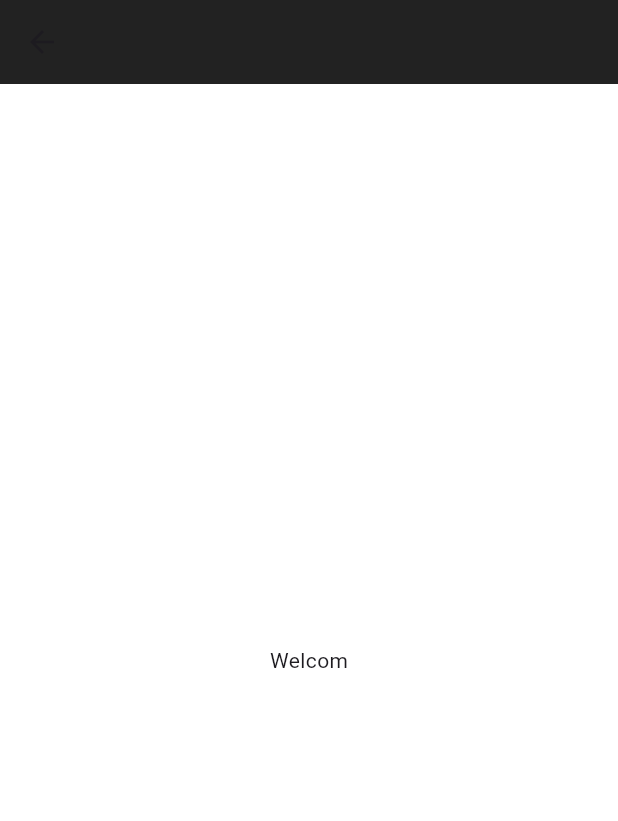
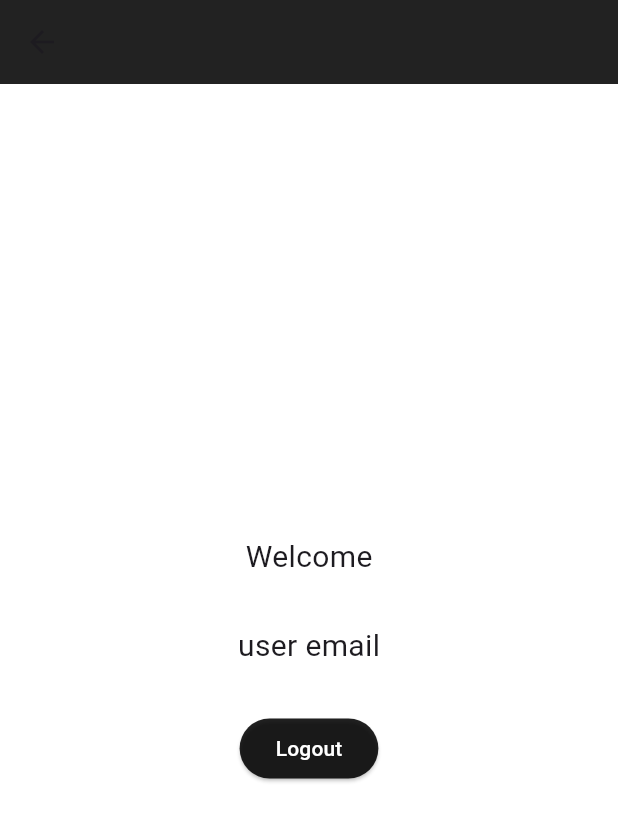
Before and after one commit to sourabhcodetrade/assignments, a Flutter app: the HomeScreen screen opened by its route, on a phone screen of 412 x 824 dp. Shown: the top 821 px of the screen. Run offline on Flutter 3.47's test engine with Material 3 defaults, Android fonts, the phone set to English and light mode, and no system bars; our stand-ins replace firebase_auth, firebase_core; accounts and stored records are empty.

Commit message:
Fixed Bugs

```diff
--- a/lib/app/modules/auth/controller/auth_controller.dart
+++ b/lib/app/modules/auth/controller/auth_controller.dart
@@ -0,0 +1,50 @@
+import 'package:firebase_auth/firebase_auth.dart' as auth;
+
+import '../models/user.dart';
+
+class AuthController {
+  final auth.FirebaseAuth _firebaseAuth = auth.FirebaseAuth.instance;
+
+  User? _userFromFirebase(auth.User? user) {
+    if (user == null) {
+      return null;
+    }
+    return User(email: user.email, uid: user.uid);
+  }
+
+  Stream<User?>? get user {
+    return _firebaseAuth.authStateChanges().map(_userFromFirebase);
+  }
+
+  Future<User?> signInWithEmailAndPassword({
+    required String email,
+    required String password,
+  }) async {
+    try {
+      final credential = await _firebaseAuth.signInWithEmailAndPassword(
+          email: email, password: password);
+      return _userFromFirebase(credential.user);
+    } on auth.FirebaseAuthException catch (e) {
+      print("error = $e");
+    }
+    return null;
+  }
+
+  Future<User?> createUserWithEmailAndPassword({
+    required String email,
+    required String password,
+  }) async {
+    try {
+      final credential = await _firebaseAuth.createUserWithEmailAndPassword(
+          email: email, password: password);
+      return _userFromFirebase(credential.user);
+    } on auth.FirebaseAuthException catch (e) {
+      print("error = $e");
+    }
+    return null;
+  }
+
+  Future<void> signOut() async {
+    return await _firebaseAuth.signOut();
+  }
+}
--- a/lib/app/modules/auth/models/user.dart
+++ b/lib/app/modules/auth/models/user.dart
@@ -1,23 +1,21 @@
 
-class MyUser {
-  final String email;
-  final String password;
+class User {
+  final String? email;
   final String uid;
 
-  MyUser({required this.email, required this.password, required this.uid});
+  User({required this.email, required this.uid});
 
   //App(MyUser) - firebase
-  Map<String, dynamic> toJson() => {
-        "email": email,
-        "password": password,
-        "uid": uid,
-      };
+  // Map<String, dynamic> toJson() => {
+  //       "email": email,
+  //       "password": uid,
+  //     };
 
-//firebase - App(MyUser)
-//   static MyUser fromSnap(DocumentSnapshot snap) {
+// firebase - App(MyUser)
+//   static User fromSnap(DocumentSnapshot snap) {
 //     var snapshot = snap.data() as Map<String, dynamic>;
 //
-//     return MyUser(
+//     return User(
 //         email: snapshot["email"],
 //         password: snapshot["password"],
 //         uid: snapshot["uid"]);
--- a/lib/app/modules/dashboard/view/home_screen.dart
+++ b/lib/app/modules/dashboard/view/home_screen.dart
@@ -1,15 +1,14 @@
 import 'package:flutter/material.dart';
+import 'package:provider/provider.dart';
+import '../../auth/controller/auth_controller.dart';
 
-class HomeScreen extends StatefulWidget {
-  const HomeScreen({super.key});
+class HomeScreen extends StatelessWidget {
+  HomeScreen({super.key});
 
   @override
-  State<HomeScreen> createState() => _HomeScreenState();
-}
+  Widget build(BuildContext context) {
+    final authController = Provider.of<AuthController>(context);
 
-class _HomeScreenState extends State<HomeScreen> {
-  @override
-  Widget build(BuildContext context) {
     return Scaffold(
       backgroundColor: Colors.white,
       appBar: AppBar(
@@ -19,7 +18,35 @@ class _HomeScreenState extends State<HomeScreen> {
         child: Column(
           mainAxisAlignment: MainAxisAlignment.center,
           children: [
-            Text("Welcom"),
+            const Text(
+              "Welcome",
+              style: TextStyle(fontSize: 20),
+            ),
+            const SizedBox(
+              height: 30,
+            ),
+            const Text(
+              'user email',
+              style: TextStyle(fontSize: 20),
+            ),
+            const SizedBox(
+              height: 30,
+            ),
+            ElevatedButton(
+              style: ButtonStyle(
+                backgroundColor:
+                    MaterialStateProperty.all<Color>(Colors.black87),
+              ),
+              onPressed: () async {
+                await authController.signOut();
+              },
+              child: const Text(
+                'Logout',
+                style: TextStyle(
+                  color: Colors.white,
+                ),
+              ),
+            ),
           ],
         ),
       ),
--- a/lib/app/modules/onboard/view/splash_screen.dart
+++ b/lib/app/modules/onboard/view/splash_screen.dart
@@ -1,4 +1,5 @@
 import 'package:flutter/material.dart';
+import 'package:mvc/app/routes.dart';
 
 class SplashScreen extends StatefulWidget {
   const SplashScreen({super.key});
@@ -12,7 +13,7 @@ class _SplashScreenState extends State<SplashScreen> {
   void initState() {
     super.initState();
     Future.delayed(const Duration(seconds: 3), () {
-      Navigator.pushReplacementNamed(context, '/signup');
+      Navigator.pushReplacementNamed(context, Routes.loginScreen);
     });
   }
 
--- a/lib/app/routes.dart
+++ b/lib/app/routes.dart
@@ -1,5 +1,7 @@
 class Routes {
-  static const splashScreen = "/";
+
+  static const wrapper = "/";
+  static const splashScreen = "/splashscreen";
   static const signupScreen = "/signup";
   static const loginScreen = "/login";
   static const homeScreen = "/home";
--- a/lib/app/wrapper.dart
+++ b/lib/app/wrapper.dart
@@ -0,0 +1,32 @@
+import 'package:flutter/material.dart';
+import 'package:mvc/app/modules/auth/controller/auth_controller.dart';
+import 'package:mvc/app/modules/auth/view/login_screen.dart';
+import 'package:mvc/app/modules/dashboard/view/home_screen.dart';
+import 'package:provider/provider.dart';
+
+import 'modules/auth/models/user.dart';
+
+class Wrapper extends StatelessWidget {
+  const Wrapper({super.key});
+
+  @override
+  Widget build(BuildContext context) {
+    final authController = Provider.of<AuthController>(context);
+    return StreamBuilder<User?>(
+      stream: authController.user,
+      builder: (context, AsyncSnapshot<User?> snapshot) {
+        if (snapshot.connectionState == ConnectionState.active) {
+          final User? user = snapshot.data;
+
+          return user == null ? const LoginScreen() : HomeScreen();
+        } else {
+          return const Scaffold(
+            body: Center(
+              child: CircularProgressIndicator(),
+            ),
+          );
+        }
+      },
+    );
+  }
+}
--- a/pubspec.yaml
+++ b/pubspec.yaml
@@ -35,6 +35,9 @@ dependencies:
   # The following adds the Cupertino Icons font to your application.
   # Use with the CupertinoIcons class for iOS style icons.
   cupertino_icons: ^1.0.6
+  firebase_auth: ^4.19.0
+  firebase_core: ^2.28.0
+  provider:
 
 dev_dependencies:
   flutter_test:
```
Also changed, not shown: lib/app/modules/auth/view/login_screen.dart (+46 -12 lines), lib/app/modules/auth/view/signup_screen.dart (+49 -13 lines), lib/app/modules/auth/view/widgets/form.dart (+0 -27 lines), lib/main.dart (+25 -3 lines), pubspec.lock, 3 other files.
